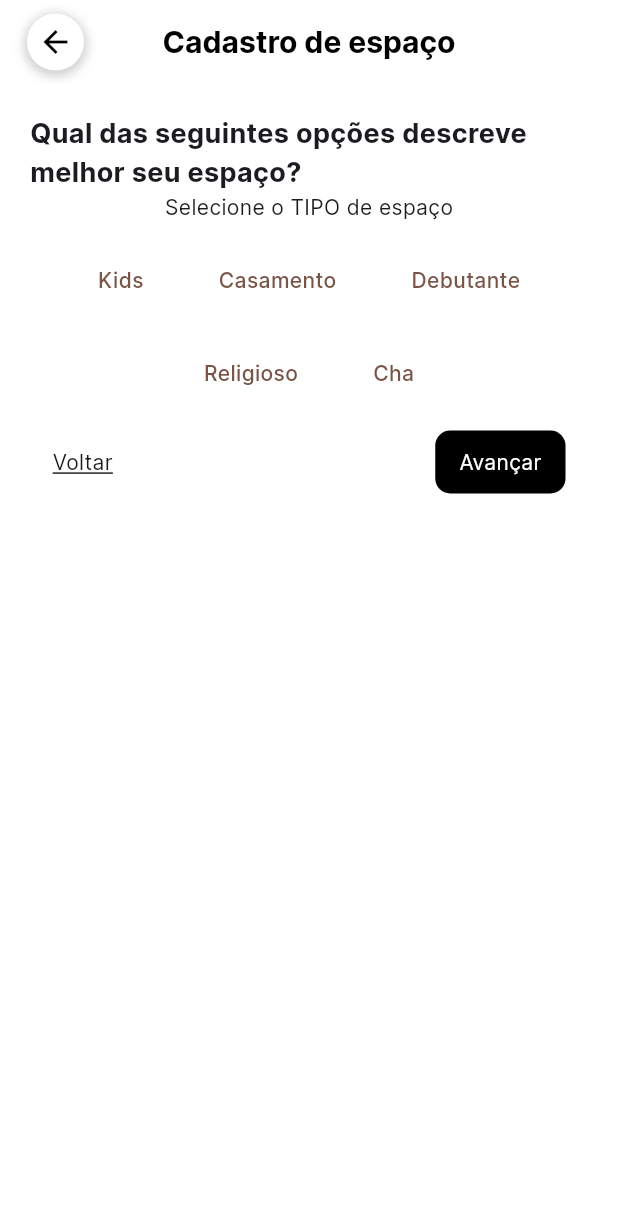
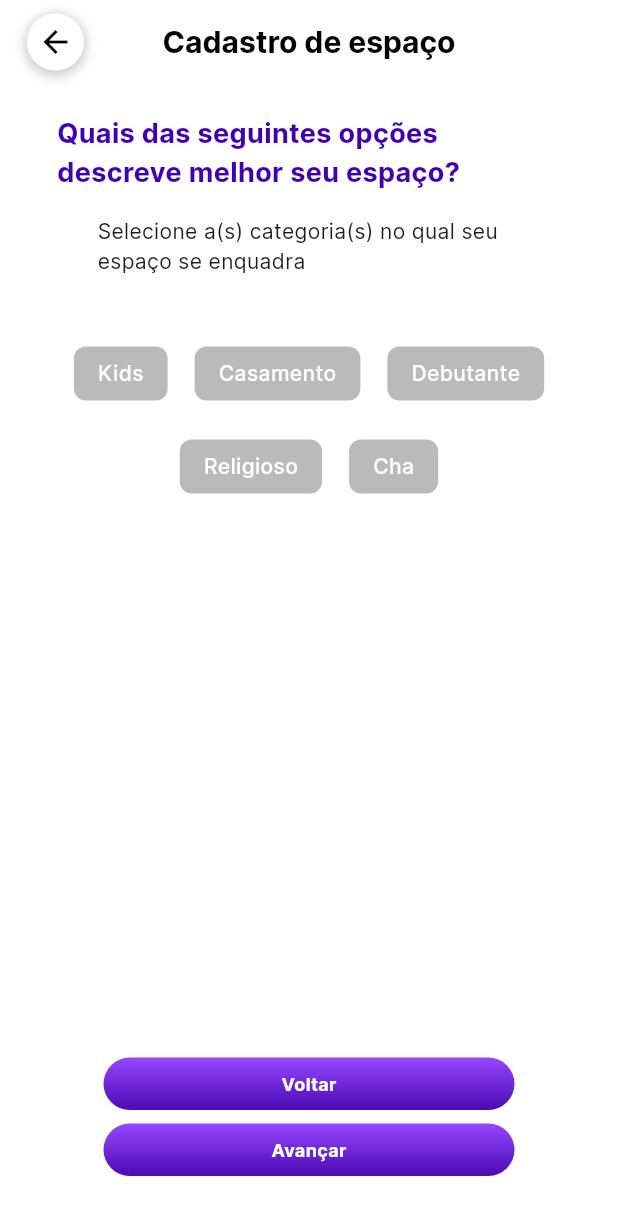
Before and after one commit to rodrigoaugusto99/git_flutter_festou, a Flutter app: the TipoEspaco screen opened directly, on a phone screen of 412 x 824 dp. Shown: the top 1215 px of the screen. Run offline on Flutter 3.47's test engine with Material 3 defaults, Android fonts, the phone set to English and light mode, and no system bars; our stand-ins replace animate_do, animated_text_kit, calendar_date_picker2, carousel_slider, cloud_firestore, confetti and 26 more; missing offline and left inert: easy_mask, image_painter, search_cep, social_share, svg_flutter, validatorless; accounts and stored records are empty; generated files the repository leaves out were written again; project files that could hold a hidden picture were left out.

Commit message:
fix: segunda tela

```diff
--- a/lib/src/features/register/space/space temporary/pages/new_space_register.dart
+++ b/lib/src/features/register/space/space temporary/pages/new_space_register.dart
@@ -102,7 +102,12 @@ class _NewSpaceRegisterState extends State<NewSpaceRegister> {
                 ),
               ),
               child: GestureDetector(
-                onTap: () {},
+                onTap: () => Navigator.push(
+                  context,
+                  MaterialPageRoute(
+                    builder: (context) => const TipoEspaco(),
+                  ),
+                ),
                 child: Container(
                   padding:
                       const EdgeInsets.symmetric(horizontal: 20, vertical: 9),
--- a/lib/src/features/register/space/space temporary/pages/tipo_espaco.dart
+++ b/lib/src/features/register/space/space temporary/pages/tipo_espaco.dart
@@ -54,17 +54,21 @@ class _TipoEspacoState extends ConsumerState<TipoEspaco> {
         backgroundColor: Colors.white,
       ),
       body: Padding(
-        padding: const EdgeInsets.all(20.0),
+        padding: const EdgeInsets.symmetric(horizontal: 38.0, vertical: 20),
         child: Column(
           children: [
             Column(
               children: [
                 const Text(
-                  'Qual das seguintes opções descreve melhor seu espaço?',
-                  style: TextStyle(fontWeight: FontWeight.bold, fontSize: 18),
+                  'Quais das seguintes opções descreve melhor seu espaço?',
+                  style: TextStyle(
+                      fontWeight: FontWeight.bold,
+                      fontSize: 18,
+                      color: Color(0xff4300B1)),
                 ),
                 TypePanel(
-                  text: 'Selecione o TIPO de espaço',
+                  text:
+                      'Selecione a(s) categoria(s) no qual seu espaço se enquadra',
                   onTypePressed: (value) {
                     log('onTypePressed: $value');
                     newSpaceRegister.addOrRemoveType(value);
@@ -73,21 +77,46 @@ class _TipoEspacoState extends ConsumerState<TipoEspaco> {
                 ),
               ],
             ),
-            Padding(
-              padding: const EdgeInsets.all(15.0),
-              child: Row(
-                mainAxisAlignment: MainAxisAlignment.spaceBetween,
+          ],
+        ),
+      ),
+      bottomNavigationBar: Padding(
+        padding: const EdgeInsets.symmetric(horizontal: 69, vertical: 40),
+        child: Column(
+          mainAxisSize: MainAxisSize.min,
           children: [
-                  InkWell(
+            GestureDetector(
               onTap: () => Navigator.pop(context),
+              child: Container(
+                padding:
+                    const EdgeInsets.symmetric(horizontal: 20, vertical: 9),
+                alignment: Alignment.center,
+                height: 35,
+                decoration: BoxDecoration(
+                  borderRadius: BorderRadius.circular(50),
+                  gradient: const LinearGradient(
+                    colors: [
+                      Color(0xff9747FF),
+                      Color(0xff44300b1),
+                    ],
+                    begin: Alignment.topCenter,
+                    end: Alignment.bottomCenter,
+                  ),
+                ),
                 child: const Text(
                   'Voltar',
                   style: TextStyle(
-                        decoration: TextDecoration.underline,
+                    fontSize: 12,
+                    fontWeight: FontWeight.bold,
+                    color: Colors.white,
                   ),
                 ),
               ),
-                  InkWell(
+            ),
+            const SizedBox(
+              height: 9,
+            ),
+            GestureDetector(
               onTap: () => Navigator.push(
                 context,
                 MaterialPageRoute(
@@ -95,19 +124,29 @@ class _TipoEspacoState extends ConsumerState<TipoEspaco> {
                 ),
               ),
               child: Container(
+                padding:
+                    const EdgeInsets.symmetric(horizontal: 20, vertical: 9),
+                alignment: Alignment.center,
+                height: 35,
                 decoration: BoxDecoration(
-                          color: Colors.black,
-                          border: Border.all(),
-                          borderRadius: BorderRadius.circular(10)),
-                      padding: const EdgeInsets.symmetric(
-                          horizontal: 15, vertical: 10),
+                  borderRadius: BorderRadius.circular(50),
+                  gradient: const LinearGradient(
+                    colors: [
+                      Color(0xff9747FF),
+                      Color(0xff44300b1),
+                    ],
+                    begin: Alignment.topCenter,
+                    end: Alignment.bottomCenter,
+                  ),
+                ),
                 child: const Text(
                   'Avançar',
-                        style: TextStyle(color: Colors.white),
+                  style: TextStyle(
+                    fontSize: 12,
+                    fontWeight: FontWeight.bold,
+                    color: Colors.white,
                   ),
                 ),
-                  )
-                ],
               ),
             ),
           ],
@@ -121,8 +160,7 @@ class GridItem extends StatelessWidget {
   final IconData icon;
   final String text;
 
-  const GridItem({Key? key, required this.icon, required this.text})
-      : super(key: key);
+  const GridItem({super.key, required this.icon, required this.text});
 
   @override
   Widget build(BuildContext context) {
--- a/lib/src/features/register/space/widgets/type_panel.dart
+++ b/lib/src/features/register/space/widgets/type_panel.dart
@@ -18,9 +18,15 @@ class TypePanel extends StatelessWidget {
     return SizedBox(
       child: Column(
         children: [
-          Text(text),
           const SizedBox(
             height: 16,
+          ),
+          Padding(
+            padding: const EdgeInsets.only(left: 27),
+            child: Text(text),
+          ),
+          const SizedBox(
+            height: 42,
           ),
           Wrap(
             spacing: 8,
@@ -69,8 +75,10 @@ class _ButtonTypeState extends State<ButtonType> {
   Widget build(BuildContext context) {
     final ButtonType(:onTypePressed, :label) = widget;
     //1 - variaveis esteticas que mudam com o clique
-    final textColor = widget.isSelected ? Colors.white : Colors.brown;
-    var buttonColor = widget.isSelected ? Colors.brown : Colors.white;
+    final textColor =
+        widget.isSelected ? const Color(0xff670090) : Colors.white;
+    var buttonColor =
+        widget.isSelected ? const Color(0xffE3D9E8) : const Color(0xffBABABA);
 
     return Padding(
       padding: const EdgeInsets.all(5.0),
```
Lines whose indentation alone changed are shown as unchanged.
